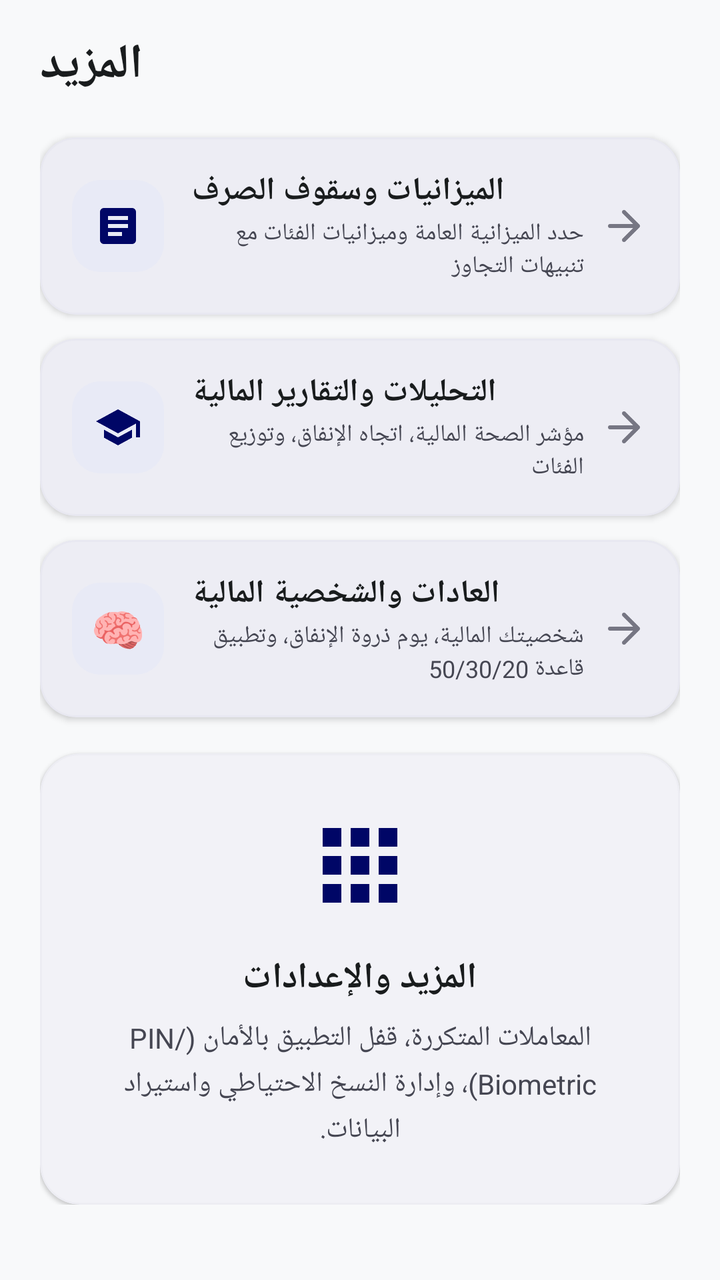
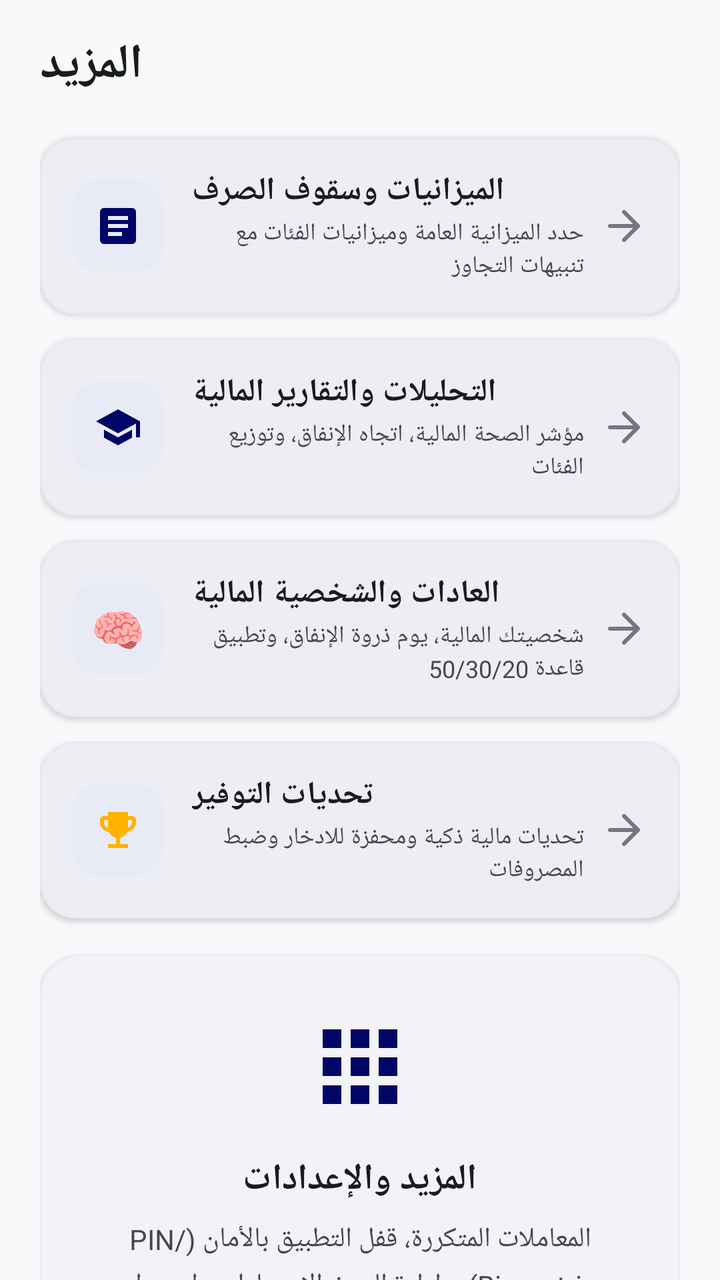

The first picture is an Android layout as it rendered before a commit; the second is the same layout after the commit. The layout source and the unified diff follow.
<!-- AndroidManifest.xml: application theme Theme.UrWallet -->
<!-- res/layout/fragment_more.xml -->
<?xml version="1.0" encoding="utf-8"?>
<androidx.core.widget.NestedScrollView xmlns:android="http://schemas.android.com/apk/res/android"
    xmlns:app="http://schemas.android.com/apk/res-auto"
    xmlns:tools="http://schemas.android.com/tools"
    android:layout_width="match_parent"
    android:layout_height="match_parent"
    android:background="@color/urwallet_background"
    android:fillViewport="true">

    <LinearLayout
        android:layout_width="match_parent"
        android:layout_height="wrap_content"
        android:orientation="vertical"
        android:paddingHorizontal="@dimen/screen_padding_horizontal"
        android:paddingTop="@dimen/screen_padding_top"
        android:paddingBottom="100dp">

        
        <TextView
            android:layout_width="wrap_content"
            android:layout_height="wrap_content"
            android:text="@string/nav_more"
            android:textColor="@color/urwallet_text_primary"
            android:textSize="24sp"
            android:textStyle="bold" />

        
        <com.google.android.material.card.MaterialCardView
            android:id="@+id/cardBudgetsNav"
            android:layout_width="match_parent"
            android:layout_height="wrap_content"
            android:layout_marginTop="20dp"
            android:clickable="true"
            android:focusable="true"
            app:cardBackgroundColor="@color/urwallet_surface"
            app:cardCornerRadius="18dp"
            app:cardElevation="2dp"
            app:strokeColor="@color/urwallet_card_border"
            app:strokeWidth="1dp">

            <LinearLayout
                android:layout_width="match_parent"
                android:layout_height="wrap_content"
                android:gravity="center_vertical"
                android:orientation="horizontal"
                android:padding="16dp">

                <FrameLayout
                    android:layout_width="46dp"
                    android:layout_height="46dp"
                    android:background="@drawable/bg_squircle_primary_light">

                    <ImageView
                        android:layout_width="24dp"
                        android:layout_height="24dp"
                        android:layout_gravity="center"
                        android:contentDescription="@null"
                        android:src="@drawable/ic_bills"
                        app:tint="@color/urwallet_primary" />
                </FrameLayout>

                <LinearLayout
                    android:layout_width="0dp"
                    android:layout_height="wrap_content"
                    android:layout_marginStart="14dp"
                    android:layout_marginEnd="8dp"
                    android:layout_weight="1"
                    android:orientation="vertical">

                    <TextView
                        android:layout_width="wrap_content"
                        android:layout_height="wrap_content"
                        android:text="@string/more_budgets_title"
                        android:textColor="@color/urwallet_text_primary"
                        android:textSize="16sp"
                        android:textStyle="bold" />

                    <TextView
                        android:layout_width="wrap_content"
                        android:layout_height="wrap_content"
                        android:layout_marginTop="2dp"
                        android:text="@string/more_budgets_desc"
                        android:textColor="@color/urwallet_text_secondary"
                        android:textSize="12sp" />
                </LinearLayout>

                <ImageView
                    android:layout_width="24dp"
                    android:layout_height="24dp"
                    android:contentDescription="@null"
                    android:rotation="180"
                    android:src="@drawable/ic_arrow_back"
                    app:tint="@color/urwallet_text_tertiary" />
            </LinearLayout>
        </com.google.android.material.card.MaterialCardView>

        
        <com.google.android.material.card.MaterialCardView
            android:id="@+id/cardAnalyticsNav"
            android:layout_width="match_parent"
            android:layout_height="wrap_content"
            android:layout_marginTop="12dp"
            android:clickable="true"
            android:focusable="true"
            app:cardBackgroundColor="@color/urwallet_surface"
            app:cardCornerRadius="18dp"
            app:cardElevation="2dp"
            app:strokeColor="@color/urwallet_card_border"
            app:strokeWidth="1dp">

            <LinearLayout
                android:layout_width="match_parent"
                android:layout_height="wrap_content"
                android:gravity="center_vertical"
                android:orientation="horizontal"
                android:padding="16dp">

                <FrameLayout
                    android:layout_width="46dp"
                    android:layout_height="46dp"
                    android:background="@drawable/bg_squircle_primary_light">

                    <ImageView
                        android:layout_width="24dp"
                        android:layout_height="24dp"
                        android:layout_gravity="center"
                        android:contentDescription="@null"
                        android:src="@drawable/ic_education"
                        app:tint="@color/urwallet_primary" />
                </FrameLayout>

                <LinearLayout
                    android:layout_width="0dp"
                    android:layout_height="wrap_content"
                    android:layout_marginStart="14dp"
                    android:layout_marginEnd="8dp"
                    android:layout_weight="1"
                    android:orientation="vertical">

                    <TextView
                        android:layout_width="wrap_content"
                        android:layout_height="wrap_content"
                        android:text="@string/more_analytics_title"
                        android:textColor="@color/urwallet_text_primary"
                        android:textSize="16sp"
                        android:textStyle="bold" />

                    <TextView
                        android:layout_width="wrap_content"
                        android:layout_height="wrap_content"
                        android:layout_marginTop="2dp"
                        android:text="@string/more_analytics_desc"
                        android:textColor="@color/urwallet_text_secondary"
                        android:textSize="12sp" />
                </LinearLayout>

                <ImageView
                    android:layout_width="24dp"
                    android:layout_height="24dp"
                    android:contentDescription="@null"
                    android:rotation="180"
                    android:src="@drawable/ic_arrow_back"
                    app:tint="@color/urwallet_text_tertiary" />
            </LinearLayout>
        </com.google.android.material.card.MaterialCardView>

        
        <com.google.android.material.card.MaterialCardView
            android:id="@+id/cardHabitsNav"
            android:layout_width="match_parent"
            android:layout_height="wrap_content"
            android:layout_marginTop="12dp"
            android:clickable="true"
            android:focusable="true"
            app:cardBackgroundColor="@color/urwallet_surface"
            app:cardCornerRadius="18dp"
            app:cardElevation="2dp"
            app:strokeColor="@color/urwallet_card_border"
            app:strokeWidth="1dp">

            <LinearLayout
                android:layout_width="match_parent"
                android:layout_height="wrap_content"
                android:gravity="center_vertical"
                android:orientation="horizontal"
                android:padding="16dp">

                <FrameLayout
                    android:layout_width="46dp"
                    android:layout_height="46dp"
                    android:background="@drawable/bg_squircle_primary_light">

                    <TextView
                        android:layout_width="wrap_content"
                        android:layout_height="wrap_content"
                        android:layout_gravity="center"
                        android:text="🧠"
                        android:textSize="22sp" />
                </FrameLayout>

                <LinearLayout
                    android:layout_width="0dp"
                    android:layout_height="wrap_content"
                    android:layout_marginStart="14dp"
                    android:layout_marginEnd="8dp"
                    android:layout_weight="1"
                    android:orientation="vertical">

                    <TextView
                        android:layout_width="wrap_content"
                        android:layout_height="wrap_content"
                        android:text="@string/more_habits_title"
                        android:textColor="@color/urwallet_text_primary"
                        android:textSize="16sp"
                        android:textStyle="bold" />

                    <TextView
                        android:layout_width="wrap_content"
                        android:layout_height="wrap_content"
                        android:layout_marginTop="2dp"
                        android:text="@string/more_habits_desc"
                        android:textColor="@color/urwallet_text_secondary"
                        android:textSize="12sp" />
                </LinearLayout>

                <ImageView
                    android:layout_width="24dp"
                    android:layout_height="24dp"
                    android:contentDescription="@null"
                    android:rotation="180"
                    android:src="@drawable/ic_arrow_back"
                    app:tint="@color/urwallet_text_tertiary" />
            </LinearLayout>
        </com.google.android.material.card.MaterialCardView>

        
        <com.google.android.material.card.MaterialCardView
            android:layout_width="match_parent"
            android:layout_height="wrap_content"
            android:layout_marginTop="18dp"
            app:cardBackgroundColor="@color/urwallet_surface"
            app:cardCornerRadius="@dimen/card_corner_radius"
            app:cardElevation="1dp"
            app:strokeColor="@color/urwallet_card_border"
            app:strokeWidth="1dp">

            <LinearLayout
                android:layout_width="match_parent"
                android:layout_height="wrap_content"
                android:gravity="center"
                android:orientation="vertical"
                android:padding="28dp">

                <ImageView
                    android:layout_width="56dp"
                    android:layout_height="56dp"
                    android:contentDescription="@null"
                    android:src="@drawable/ic_nav_more_filled"
                    app:tint="@color/urwallet_primary" />

                <TextView
                    android:layout_width="wrap_content"
                    android:layout_height="wrap_content"
                    android:layout_marginTop="16dp"
                    android:text="@string/more_placeholder_card_title"
                    android:textColor="@color/urwallet_text_primary"
                    android:textSize="18sp"
                    android:textStyle="bold" />

                <TextView
                    android:layout_width="wrap_content"
                    android:layout_height="wrap_content"
                    android:layout_marginTop="8dp"
                    android:gravity="center"
                    android:lineSpacingExtra="4dp"
                    android:text="@string/more_placeholder_card_desc"
                    android:textColor="@color/urwallet_text_secondary"
                    android:textSize="14sp" />
            </LinearLayout>
        </com.google.android.material.card.MaterialCardView>

    </LinearLayout>
</androidx.core.widget.NestedScrollView>
<!-- resources referenced by this layout -->
<resources>
  <color name="urwallet_background">#F8F9FA</color>
  <color name="urwallet_card_border">#20C6C5D4</color>
  <color name="urwallet_primary">#000666</color>
  <color name="urwallet_surface">#FFFFFF</color>
  <color name="urwallet_text_primary">#191C1D</color>
  <color name="urwallet_text_secondary">#454652</color>
  <color name="urwallet_text_tertiary">#767683</color>
  <dimen name="card_corner_radius">20dp</dimen>
  <dimen name="screen_padding_horizontal">20dp</dimen>
  <dimen name="screen_padding_top">16dp</dimen>
  <!-- drawable bg_squircle_primary_light (drawable) -->
  <?xml version="1.0" encoding="utf-8"?>
  <shape xmlns:android="http://schemas.android.com/apk/res/android"
      android:shape="rectangle">
      <corners android:radius="14dp" />
      <solid android:color="@color/urwallet_primary_light" />
  </shape>
  <!-- drawable ic_bills (drawable) -->
  <vector xmlns:android="http://schemas.android.com/apk/res/android"
      android:width="24dp"
      android:height="24dp"
      android:viewportWidth="24"
      android:viewportHeight="24">
      <path
          android:fillColor="#FFFFFFFF"
          android:pathData="M19,3H5c-1.1,0 -2,0.9 -2,2v14c0,1.1 0.9,2 2,2h14c1.1,0 2,-0.9 2,-2V5c0,-1.1 -0.9,-2 -2,-2zm-5,14H7v-2h7v2zm3,-4H7v-2h10v2zm0,-4H7V7h10v2z" />
  </vector>
  <!-- drawable ic_education (drawable) -->
  <vector xmlns:android="http://schemas.android.com/apk/res/android"
      android:width="24dp"
      android:height="24dp"
      android:viewportWidth="24"
      android:viewportHeight="24">
      <path
          android:fillColor="#FFFFFFFF"
          android:pathData="M5,13.18v4L12,21l7,-3.82v-4L12,17l-7,-3.82zM12,3L1,9l11,6 9,-4.91V17h2V9L12,3z" />
  </vector>
  <string name="more_analytics_desc">مؤشر الصحة المالية، اتجاه الإنفاق، وتوزيع الفئات</string>
  <string name="more_analytics_title">التحليلات والتقارير المالية</string>
  <string name="more_budgets_desc">حدد الميزانية العامة وميزانيات الفئات مع تنبيهات التجاوز</string>
  <string name="more_budgets_title">الميزانيات وسقوف الصرف</string>
  <string name="more_habits_desc">شخصيتك المالية، يوم ذروة الإنفاق، وتطبيق قاعدة 50/30/20</string>
  <string name="more_habits_title">العادات والشخصية المالية</string>
  <string name="more_placeholder_card_desc">المعاملات المتكررة، قفل التطبيق بالأمان (PIN/Biometric)، وإدارة النسخ الاحتياطي واستيراد البيانات.</string>
  <string name="more_placeholder_card_title">المزيد والإعدادات</string>
  <string name="nav_more">المزيد</string>
  <color name="urwallet_primary_light">#E8EAF6</color>
  <color name="white">#FFFFFF</color>
  <color name="urwallet_primary_variant_start">#1A237E</color>
  <style name="ShapeAppearance.UrWallet.Small" parent="ShapeAppearance.Material3.SmallComponent">
          <item name="cornerSize">@dimen/input_corner_radius</item>
      </style>
  <style name="ShapeAppearance.UrWallet.Medium" parent="ShapeAppearance.Material3.MediumComponent">
          <item name="cornerSize">@dimen/card_corner_radius_medium</item>
      </style>
  <style name="ShapeAppearance.UrWallet.Large" parent="ShapeAppearance.Material3.LargeComponent">
          <item name="cornerSize">@dimen/card_corner_radius</item>
      </style>
  <dimen name="input_corner_radius">12dp</dimen>
  <dimen name="card_corner_radius_medium">16dp</dimen>
  <!-- unchanged entries left out for length: 3 -->
</resources>

<!-- the commit's change to res/layout/fragment_more.xml (unified diff, before → after) -->
@@ -235,6 +235,76 @@
 
         
         <com.google.android.material.card.MaterialCardView
+            android:id="@+id/cardChallengesNav"
+            android:layout_width="match_parent"
+            android:layout_height="wrap_content"
+            android:layout_marginTop="12dp"
+            android:clickable="true"
+            android:focusable="true"
+            app:cardBackgroundColor="@color/urwallet_surface"
+            app:cardCornerRadius="18dp"
+            app:cardElevation="2dp"
+            app:strokeColor="@color/urwallet_card_border"
+            app:strokeWidth="1dp">
+
+            <LinearLayout
+                android:layout_width="match_parent"
+                android:layout_height="wrap_content"
+                android:gravity="center_vertical"
+                android:orientation="horizontal"
+                android:padding="16dp">
+
+                <FrameLayout
+                    android:layout_width="46dp"
+                    android:layout_height="46dp"
+                    android:background="@drawable/bg_squircle_primary_light">
+
+                    <ImageView
+                        android:layout_width="24dp"
+                        android:layout_height="24dp"
+                        android:layout_gravity="center"
+                        android:contentDescription="@null"
+                        android:src="@drawable/ic_trophy"
+                        app:tint="#FFB300" />
+                </FrameLayout>
+
+                <LinearLayout
+                    android:layout_width="0dp"
+                    android:layout_height="wrap_content"
+                    android:layout_marginStart="14dp"
+                    android:layout_marginEnd="8dp"
+                    android:layout_weight="1"
+                    android:orientation="vertical">
+
+                    <TextView
+                        android:layout_width="wrap_content"
+                        android:layout_height="wrap_content"
+                        android:text="@string/more_challenges_title"
+                        android:textColor="@color/urwallet_text_primary"
+                        android:textSize="16sp"
+                        android:textStyle="bold" />
+
+                    <TextView
+                        android:layout_width="wrap_content"
+                        android:layout_height="wrap_content"
+                        android:layout_marginTop="2dp"
+                        android:text="@string/more_challenges_desc"
+                        android:textColor="@color/urwallet_text_secondary"
+                        android:textSize="12sp" />
+                </LinearLayout>
+
+                <ImageView
+                    android:layout_width="24dp"
+                    android:layout_height="24dp"
+                    android:contentDescription="@null"
+                    android:rotation="180"
+                    android:src="@drawable/ic_arrow_back"
+                    app:tint="@color/urwallet_text_tertiary" />
+            </LinearLayout>
+        </com.google.android.material.card.MaterialCardView>
+
+        
+        <com.google.android.material.card.MaterialCardView
             android:layout_width="match_parent"
             android:layout_height="wrap_content"
             android:layout_marginTop="18dp"
<!-- resource entries referenced after the edit -->
@@ -37,10 +37,22 @@
           android:fillColor="#FFFFFFFF"
           android:pathData="M5,13.18v4L12,21l7,-3.82v-4L12,17l-7,-3.82zM12,3L1,9l11,6 9,-4.91V17h2V9L12,3z" />
   </vector>
+  <!-- drawable ic_trophy (drawable) -->
+  <vector xmlns:android="http://schemas.android.com/apk/res/android"
+      android:width="24dp"
+      android:height="24dp"
+      android:viewportWidth="24"
+      android:viewportHeight="24">
+    <path
+        android:fillColor="#FFB300"
+        android:pathData="M19,5h-2V3H7v2H5c-1.1,0 -2,0.9 -2,2v1c0,2.55 1.92,4.63 4.39,4.94A5.01,5.01 0,0 0,11 15.9V19H7v2h10v-2h-4v-3.1a5.01,5.01 0,0 0,3.61 -2.96C19.08,12.63 21,10.55 21,8V7c0,-1.1 -0.9,-2 -2,-2zM5,8V7h2v3.82C5.84,10.4 5,9.3 5,8zm14,0c0,1.3 -0.84,2.4 -2,2.82V7h2v1z"/>
+  </vector>
   <string name="more_analytics_desc">مؤشر الصحة المالية، اتجاه الإنفاق، وتوزيع الفئات</string>
   <string name="more_analytics_title">التحليلات والتقارير المالية</string>
   <string name="more_budgets_desc">حدد الميزانية العامة وميزانيات الفئات مع تنبيهات التجاوز</string>
   <string name="more_budgets_title">الميزانيات وسقوف الصرف</string>
+  <string name="more_challenges_desc">تحديات مالية ذكية ومحفزة للادخار وضبط المصروفات</string>
+  <string name="more_challenges_title">تحديات التوفير</string>
   <string name="more_habits_desc">شخصيتك المالية، يوم ذروة الإنفاق، وتطبيق قاعدة 50/30/20</string>
   <string name="more_habits_title">العادات والشخصية المالية</string>
   <string name="more_placeholder_card_desc">المعاملات المتكررة، قفل التطبيق بالأمان (PIN/Biometric)، وإدارة النسخ الاحتياطي واستيراد البيانات.</string>
